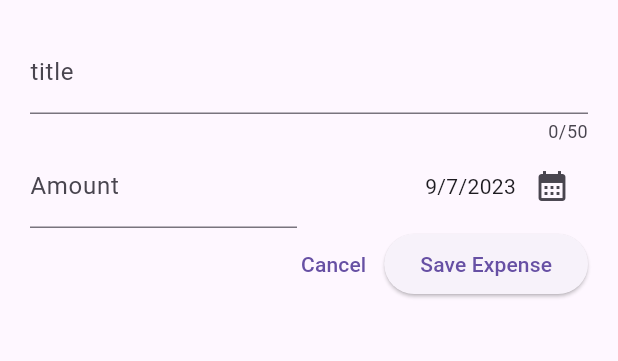
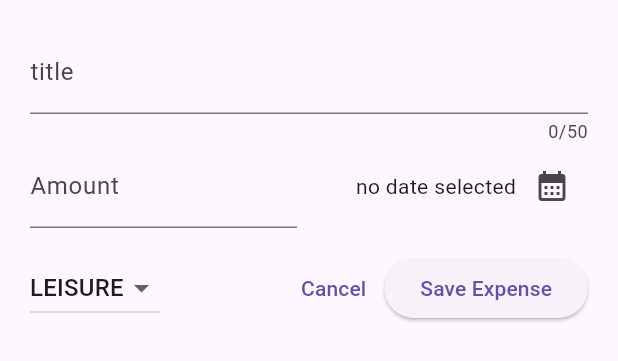
Before and after one commit to bima-taruna/expense_project, a Flutter app: the AddExpense widget shown alone on an empty page, opened directly, on a phone screen of 412 x 824 dp. Shown: the top 361 px of the screen. Run offline on Flutter 3.47's test engine with Material 2 defaults, Android fonts, the light colour scheme and no system bars.

Commit message:
add category dropdown

```diff
--- a/lib/widgets/add_expense.dart
+++ b/lib/widgets/add_expense.dart
@@ -13,7 +13,8 @@ class AddExpense extends StatefulWidget {
 class _AddExpenseState extends State<AddExpense> {
   final _titleController = TextEditingController();
   final _amountController = TextEditingController();
-  DateTime? _selectedDate = DateTime.now();
+  DateTime? _selectedDate;
+  Category _selectedCategory = Category.leisure;
 
   void _openDatePicker() async {
     final dateNow = DateTime.now();
@@ -65,7 +66,9 @@ class _AddExpenseState extends State<AddExpense> {
               mainAxisAlignment: MainAxisAlignment.end,
               crossAxisAlignment: CrossAxisAlignment.center,
               children: [
-                Text(formatter.format(_selectedDate!)),
+                Text(_selectedDate == null
+                    ? "no date selected"
+                    : formatter.format(_selectedDate!)),
                 IconButton(
                     onPressed: _openDatePicker,
                     icon: const Icon(Icons.calendar_month))
@@ -73,9 +76,26 @@ class _AddExpenseState extends State<AddExpense> {
             ))
           ],
         ),
+        const SizedBox(
+          height: 16,
+        ),
         Row(
-          mainAxisAlignment: MainAxisAlignment.end,
           children: [
+            DropdownButton(
+                value: _selectedCategory,
+                items: Category.values
+                    .map((value) => DropdownMenuItem(
+                        value: value, child: Text(value.name.toUpperCase())))
+                    .toList(),
+                onChanged: (item) {
+                  if (item == null) {
+                    return;
+                  }
+                  setState(() {
+                    _selectedCategory = item;
+                  });
+                }),
+            const Spacer(),
             TextButton(
                 onPressed: () {
                   Navigator.pop(context);
```
